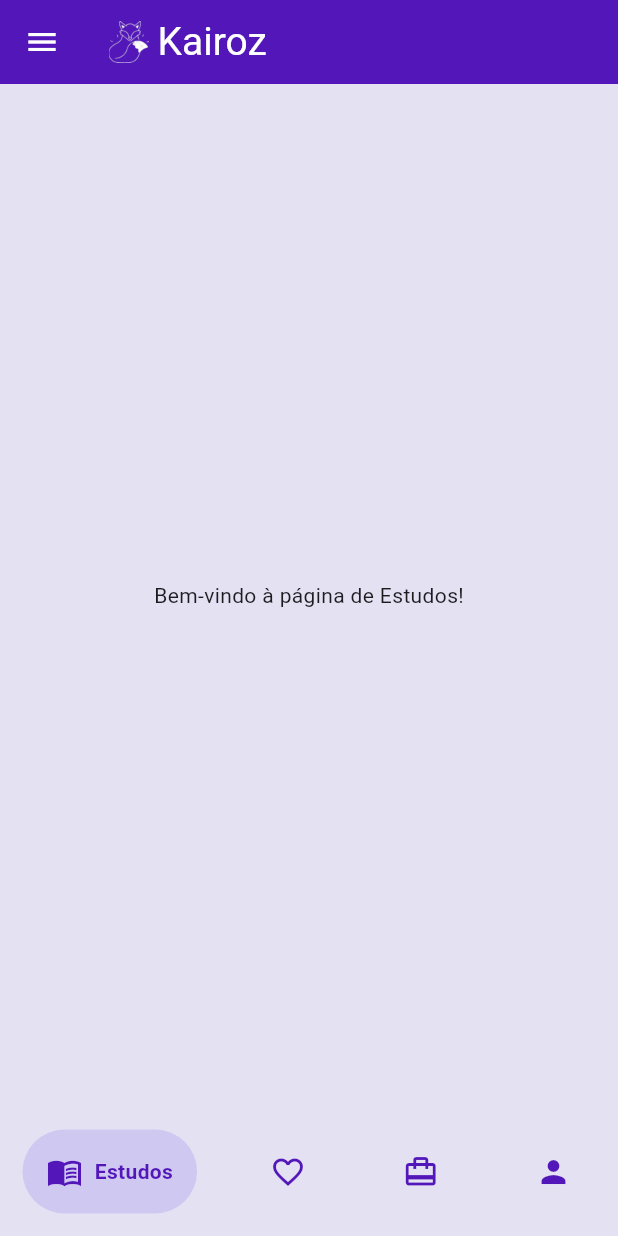
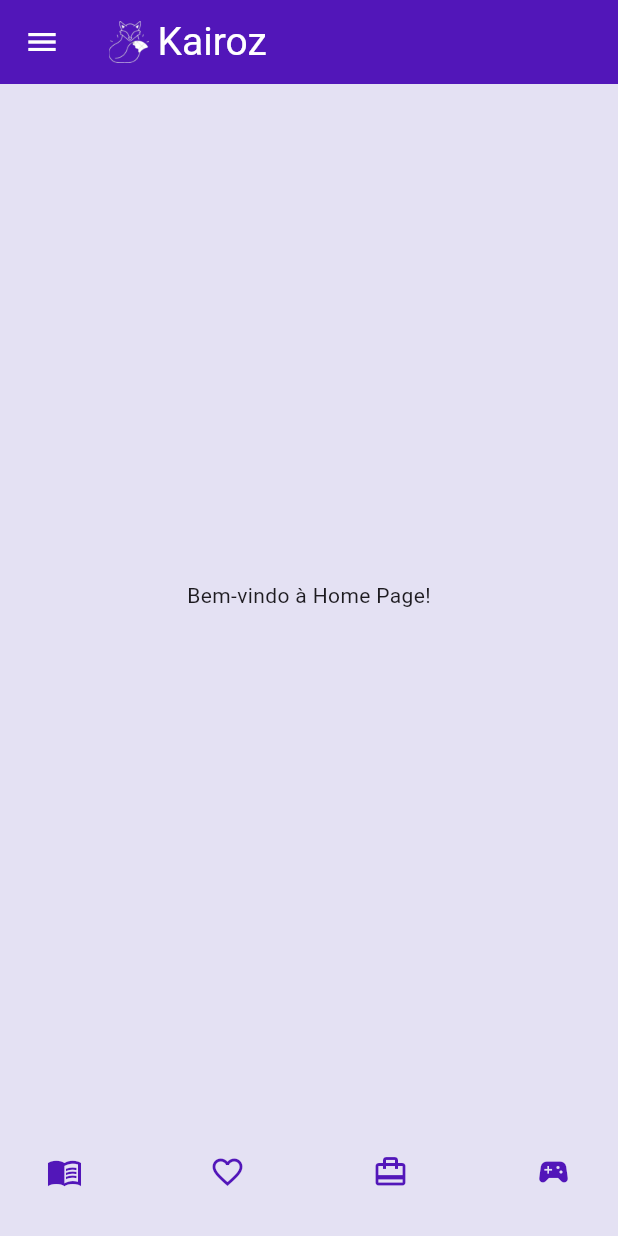
Before and after one commit to danielrocha28/Kairoz, a Flutter app: the HomePage screen opened by its route, on a phone screen of 412 x 824 dp. Run offline on Flutter 3.47's test engine with Material 3 defaults, Android fonts, the light colour scheme and no system bars; drawn by our look-alikes of google_nav_bar; our stand-ins replace carousel_slider, fl_chart, flutter_dotenv, youtube_player_flutter.

Commit message:
criei a tela da home

```diff
--- /dev/null
+++ b/kairoz_app/lib/pages/dashboard_page.dart
@@ -0,0 +1,17 @@
+import 'package:flutter/material.dart';
+
+class DashboardPage extends StatefulWidget {
+  const DashboardPage({super.key});
+
+  @override
+  State<DashboardPage> createState() => _MyWidgetState();
+}
+
+class _MyWidgetState extends State<DashboardPage> {
+  @override
+  Widget build(BuildContext context) {
+    return const Center(
+      child: Text('Bem-vindo à Home Page!'),
+    );
+  }
+}
--- a/kairoz_app/lib/pages/home_page.dart
+++ b/kairoz_app/lib/pages/home_page.dart
@@ -7,6 +7,7 @@ import 'package:kairoz/pages/saude_page.dart';
 import 'package:kairoz/pages/trabalho_page.dart';
 import 'package:kairoz/pages/lazer_page.dart';
 import 'package:kairoz/widgets/appbar.dart';
+import 'package:kairoz/pages/dashboard_page.dart';
 
 class HomePage extends StatefulWidget {
   const HomePage({super.key});
@@ -16,7 +17,7 @@ class HomePage extends StatefulWidget {
 }
 
 class _HomePageState extends State<HomePage> {
-  int _selectedIndex = 0;
+  int _selectedIndex = 4;
 
   void goToHomePage() {
     Navigator.pushNamed(context, '/home');
@@ -84,7 +85,8 @@ class _HomePageState extends State<HomePage> {
           EstudosPage(),
           SaudePage(),
           TrabalhoPage(),
-          LazerPage()
+          LazerPage(),
+          DashboardPage()
         ],
       ),
     );
--- a/kairoz_app/lib/pages/register_page.dart
+++ b/kairoz_app/lib/pages/register_page.dart
@@ -72,6 +72,13 @@ class _RegisterPageState extends State<RegisterPage> {
   String? validatePassword(String? value, String? compareValue) {
     if (value == null || value.isEmpty) {
       return 'Campo obrigatório';
+    }
+
+    RegExp regExp = RegExp(r'[!@#$%^&*(),.?":{}|<>]');
+    final isValidPassword = regExp.hasMatch(value);
+
+    if (!isValidPassword) {
+      return 'A senha é muito fraca, use: (ex: "@, %, #" )';
     }
 
     if (value.length < 6) {
--- a/kairoz_app/lib/widgets/nav_bar.dart
+++ b/kairoz_app/lib/widgets/nav_bar.dart
@@ -18,7 +18,7 @@ class CustomBottomNavBar extends StatelessWidget {
       child: Padding(
         padding: const EdgeInsets.symmetric(horizontal: 15.0, vertical: 15.0),
         child: GNav(
-          selectedIndex: selectedIndex, // Define o índice selecionado
+          selectedIndex: selectedIndex,
           color: const Color.fromARGB(255, 82, 22, 185),
           activeColor: const Color.fromARGB(255, 82, 22, 185),
           gap: 8,
@@ -41,7 +41,7 @@ class CustomBottomNavBar extends StatelessWidget {
               text: 'Trabalho',
             ),
             GButton(
-              icon: Icons.person,
+              icon: Icons.sports_esports_rounded,
               text: 'Lazer',
             ),
           ],
```
